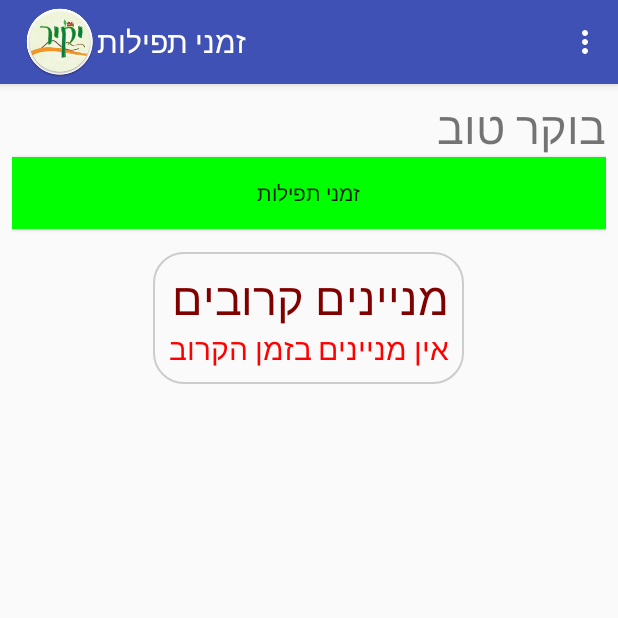
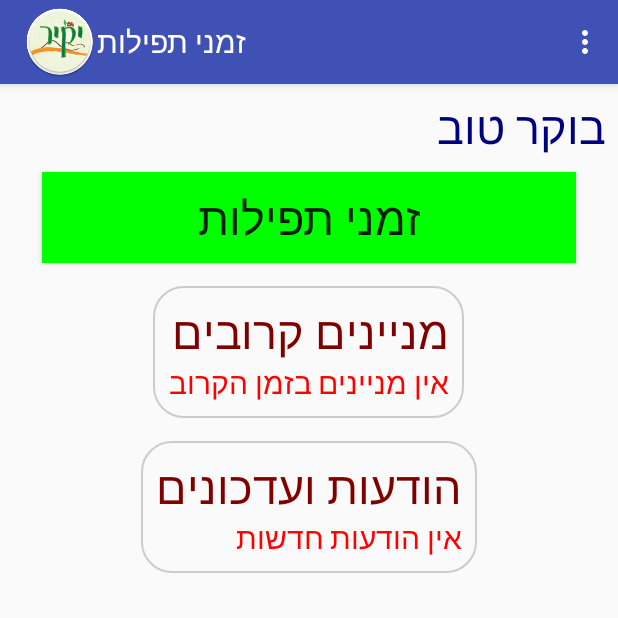
Before and after one commit to livnoni/Yakir, an Android app: the screen it shows after launch (MainActivity), on a phone screen of 412 x 824 dp, the top half of it. Run offline under Robolectric (Android 15) with nearby library versions, the phone set to English and light mode, and no system bars.

Commit message:
Finish version 1.0

```diff
--- a/app/src/main/java/com/example/yehud/yakir/MainActivity.java
+++ b/app/src/main/java/com/example/yehud/yakir/MainActivity.java
@@ -304,7 +304,7 @@ public class MainActivity extends AppCompatActivity {
                 AlertDialog alertDialog = new AlertDialog.Builder(MainActivity.this).create();
                 alertDialog.setIcon(R.drawable.ic_info_black_24dp);
                 alertDialog.setTitle("אודות");
-                alertDialog.setMessage("אפליקציית יקיר"+"\n"+"מציגה מידע עדכני אודות זמני תפילות"+"\n"+"נכונות המידע בכפוף לעדכוני הגבאים"+"\n\n"+getString(R.string.copyright));
+                alertDialog.setMessage("אפליקציית יקיר"+"\n"+"מציגה מידע עדכני אודות זמני תפילות"+"\n"+"נכונות המידע בכפוף לעדכוני הגבאים"+"\n\n\n"+getString(R.string.copyright));
                 alertDialog.setButton(AlertDialog.BUTTON_NEUTRAL, "OK",
                         new DialogInterface.OnClickListener() {
                             public void onClick(DialogInterface dialog, int which) {
--- a/app/src/main/java/com/example/yehud/yakir/TfilaActivity.java
+++ b/app/src/main/java/com/example/yehud/yakir/TfilaActivity.java
@@ -40,6 +40,7 @@ public class TfilaActivity extends AppCompatActivity
         numOfMinayans = MainActivity.minyansVector.size();
         currentMinyanIndex =0;
         radioButtons = new RadioButton[numOfMinayans];
+
         LinearLayoutForBtns = (LinearLayout) findViewById(R.id.LinearLayoutForBtns);
 
 
--- a/app/src/main/res/layout/activity_main.xml
+++ b/app/src/main/res/layout/activity_main.xml
@@ -33,13 +33,18 @@
             android:layout_width="match_parent"
             android:layout_height="wrap_content"
             android:text="ברוך הבא"
+            android:textColor="@color/navy"
             android:textSize="30sp" />
 
         <Button
             android:id="@+id/TfilaBtn"
             android:layout_width="match_parent"
             android:layout_height="wrap_content"
-            android:text="זמני תפילות" />
+            android:text="זמני תפילות"
+            android:textSize="30dp"
+            android:layout_marginLeft="20dp"
+            android:layout_marginRight="20dp"
+            android:layout_marginTop="10dp" />
 
         <LinearLayout
             android:layout_width="wrap_content"
@@ -67,6 +72,37 @@
 
         </LinearLayout>
 
+        <LinearLayout
+            android:layout_width="wrap_content"
+            android:layout_height="wrap_content"
+            android:layout_weight="0"
+            android:background="@drawable/customborder"
+            android:layout_gravity="center"
+            android:layout_marginTop="15dp"
+            android:orientation="vertical">
+
+            <TextView
+                android:id="@+id/updateTV"
+                android:layout_width="match_parent"
+                android:layout_height="wrap_content"
+                android:text="הודעות ועדכונים"
+                android:layout_gravity="center"
+                android:textColor="@color/maroon"
+                android:textSize="30sp" />
+
+            <TextView
+                android:id="@+id/updateMsgTV"
+                android:layout_width="match_parent"
+                android:layout_height="wrap_content"
+                android:textColor="@color/purple"
+                android:scrollbars = "vertical"
+                android:textSize="20sp"
+                />
+
+
+
+        </LinearLayout>
+
 
     </LinearLayout>
 
```
Also changed, not shown: app/src/main/res/layout/activity_tfila.xml (+8 -7 lines).
